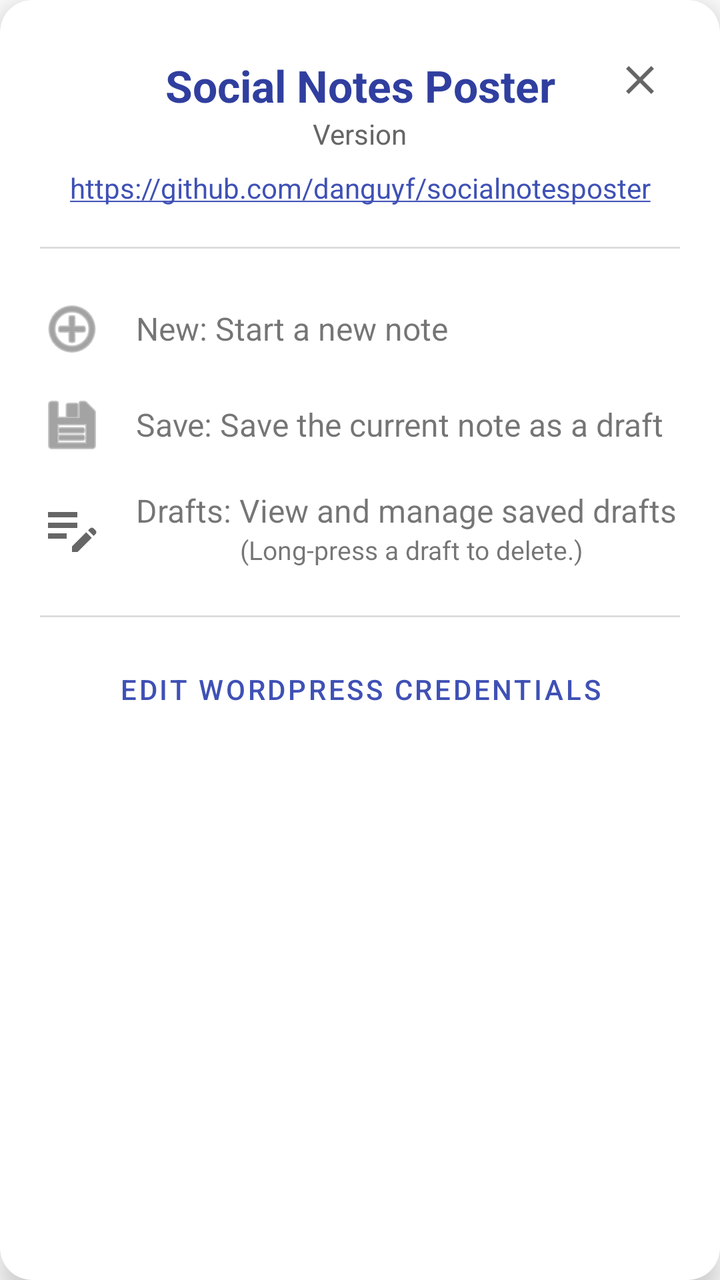
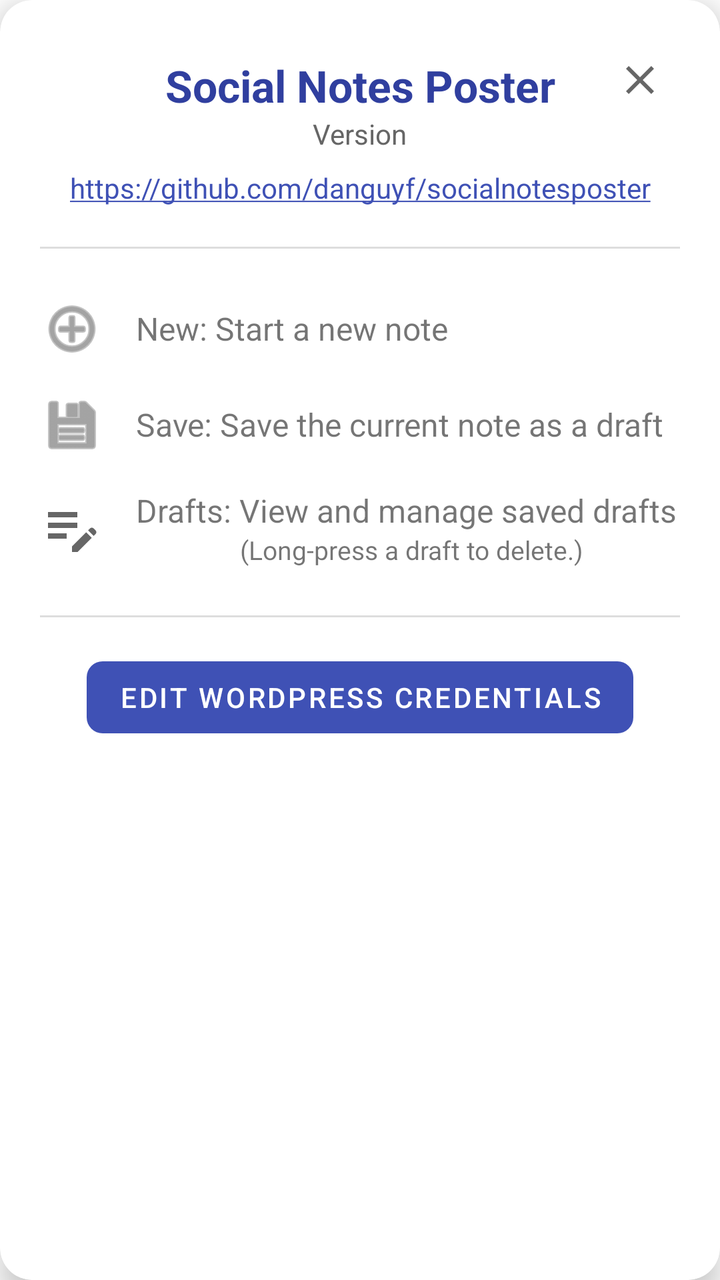

Two renders of the same Android screen: before a commit and after it. Below are the layout's source before the change and the commit's diff.
<!-- AndroidManifest.xml: application theme Theme.SocialNotesPoster -->
<!-- res/layout/dialog_help.xml -->
<?xml version="1.0" encoding="utf-8"?>
<com.google.android.material.card.MaterialCardView xmlns:android="http://schemas.android.com/apk/res/android"
    xmlns:app="http://schemas.android.com/apk/res-auto"
    android:layout_width="match_parent"
    android:layout_height="wrap_content"
    app:cardCornerRadius="16dp"
    app:cardElevation="8dp"
    android:layout_margin="24dp">

    <androidx.constraintlayout.widget.ConstraintLayout
        android:layout_width="match_parent"
        android:layout_height="wrap_content"
        android:padding="20dp">

        <ImageButton
            android:id="@+id/btnCloseHelp"
            android:layout_width="40dp"
            android:layout_height="40dp"
            android:background="?attr/selectableItemBackgroundBorderless"
            android:src="@drawable/ic_close_24"
            android:contentDescription="Close"
            app:layout_constraintTop_toTopOf="parent"
            app:layout_constraintEnd_toEndOf="parent" />

        <TextView
            android:id="@+id/tvAppName"
            android:layout_width="wrap_content"
            android:layout_height="wrap_content"
            android:text="@string/app_name"
            android:textSize="22sp"
            android:textStyle="bold"
            android:textColor="@color/app_name_text_color"
            app:layout_constraintTop_toTopOf="parent"
            app:layout_constraintStart_toStartOf="parent"
            app:layout_constraintEnd_toEndOf="parent"
            android:layout_marginTop="8dp"/>

        <TextView
            android:id="@+id/tvAppVersion"
            android:layout_width="wrap_content"
            android:layout_height="wrap_content"
            android:text="Version"
            android:textSize="14sp"
            android:textColor="#666666"
            app:layout_constraintTop_toBottomOf="@id/tvAppName"
            app:layout_constraintStart_toStartOf="parent"
            app:layout_constraintEnd_toEndOf="parent" />

        <TextView
            android:id="@+id/tvRepoLink"
            android:layout_width="wrap_content"
            android:layout_height="wrap_content"
            android:text="@string/app_repo_url"
            android:textColor="@color/indigo_500"
            android:textSize="14sp"
            android:layout_marginTop="8dp"
            android:autoLink="web"
            android:linksClickable="true"
            app:layout_constraintTop_toBottomOf="@id/tvAppVersion"
            app:layout_constraintStart_toStartOf="parent"
            app:layout_constraintEnd_toEndOf="parent" />

        <View
            android:id="@+id/divider"
            android:layout_width="match_parent"
            android:layout_height="1dp"
            android:background="#DDDDDD"
            android:layout_marginTop="20dp"
            app:layout_constraintTop_toBottomOf="@id/tvRepoLink" />

        <LinearLayout
            android:id="@+id/llHelpItems"
            android:layout_width="match_parent"
            android:layout_height="wrap_content"
            android:orientation="vertical"
            android:layout_marginTop="16dp"
            app:layout_constraintTop_toBottomOf="@id/divider">

            <LinearLayout
                android:layout_width="match_parent"
                android:layout_height="wrap_content"
                android:orientation="horizontal"
                android:gravity="center_vertical"
                android:paddingVertical="8dp">
                <ImageView
                    android:layout_width="32dp"
                    android:layout_height="32dp"
                    android:src="@android:drawable/ic_menu_add"
                    app:tint="?attr/colorControlNormal" />
                <TextView
                    android:layout_width="wrap_content"
                    android:layout_height="wrap_content"
                    android:text="@string/icon_new_desc"
                    android:layout_marginStart="16dp"
                    android:textSize="16sp"/>
            </LinearLayout>

            <LinearLayout
                android:layout_width="match_parent"
                android:layout_height="wrap_content"
                android:orientation="horizontal"
                android:gravity="center_vertical"
                android:paddingVertical="8dp">
                <ImageView
                    android:layout_width="32dp"
                    android:layout_height="32dp"
                    android:src="@android:drawable/ic_menu_save"
                    app:tint="?attr/colorControlNormal" />
                <TextView
                    android:layout_width="wrap_content"
                    android:layout_height="wrap_content"
                    android:text="@string/icon_save_desc"
                    android:layout_marginStart="16dp"
                    android:textSize="16sp"/>
            </LinearLayout>

            <LinearLayout
                android:layout_width="match_parent"
                android:layout_height="wrap_content"
                android:orientation="horizontal"
                android:gravity="center_vertical"
                android:paddingVertical="8dp">
                <ImageView
                    android:layout_width="32dp"
                    android:layout_height="32dp"
                    android:src="@drawable/baseline_edit_note_24"
                    app:tint="?attr/colorControlNormal" />
                <LinearLayout
                    android:layout_width="wrap_content"
                    android:layout_height="wrap_content"
                    android:orientation="vertical"
                    android:layout_marginStart="16dp">
                    <TextView
                        android:layout_width="wrap_content"
                        android:layout_height="wrap_content"
                        android:text="@string/icon_drafts_desc"
                        android:textSize="16sp"/>

                    <TextView
                        android:layout_width="wrap_content"
                        android:layout_height="wrap_content"
                        android:layout_marginStart="52dp"
                        android:text="@string/long_press_delete_hint"
                        android:textSize="13sp" />
                </LinearLayout>
            </LinearLayout>

        </LinearLayout>

        <View
            android:id="@+id/dividerBottom"
            android:layout_width="match_parent"
            android:layout_height="1dp"
            android:background="#DDDDDD"
            android:layout_marginTop="16dp"
            app:layout_constraintTop_toBottomOf="@id/llHelpItems" />

        <com.google.android.material.button.MaterialButton
            android:id="@+id/btnResetCredentials"
            style="@style/Widget.MaterialComponents.Button.TextButton"
            android:layout_width="wrap_content"
            android:layout_height="wrap_content"
            android:layout_marginTop="12dp"
            android:text="@string/reset_wp_credentials"
            app:layout_constraintBottom_toBottomOf="parent"
            app:layout_constraintEnd_toEndOf="parent"
            app:layout_constraintStart_toStartOf="parent"
            app:layout_constraintTop_toBottomOf="@id/dividerBottom" />

    </androidx.constraintlayout.widget.ConstraintLayout>

</com.google.android.material.card.MaterialCardView>
<!-- resources referenced by this layout -->
<resources>
  <color name="app_name_text_color">@color/indigo_700</color>
  <color name="indigo_500">#3F51B5</color>
  <!-- drawable baseline_edit_note_24 (drawable) -->
  <vector xmlns:android="http://schemas.android.com/apk/res/android"
      android:width="24dp"
      android:height="24dp"
      android:viewportWidth="24"
      android:viewportHeight="24"
      android:tint="?attr/colorControlNormal">
    <path
        android:fillColor="@android:color/white"
        android:pathData="M3,10h11v2H3V10zM3,8h11V6H3V8zM3,16h7v-2H3V16zM18.01,12.87l0.71,-0.71c0.39,-0.39 1.02,-0.39 1.41,0l0.71,0.71c0.39,0.39 0.39,1.02 0,1.41l-0.71,0.71L18.01,12.87zM17.3,13.58l-5.3,5.3V21h2.12l5.3,-5.3L17.3,13.58z"/>
  </vector>
  <!-- drawable ic_close_24 (drawable) -->
  <vector xmlns:android="http://schemas.android.com/apk/res/android"
      android:width="24dp"
      android:height="24dp"
      android:viewportWidth="24"
      android:viewportHeight="24"
      android:tint="?attr/colorControlNormal">
    <path
        android:fillColor="@android:color/white"
        android:pathData="M19,6.41L17.59,5,12,10.59,6.41,5,5,6.41,10.59,12,5,17.59,6.41,19,12,13.41,17.59,19,19,17.59,13.41,12z"/>
  </vector>
  <string name="app_name">Social Notes Poster</string>
  <string name="app_repo_url">https://github.com/danguyf/socialnotesposter</string>
  <string name="icon_drafts_desc">Drafts: View and manage saved drafts</string>
  <string name="icon_new_desc">New: Start a new note</string>
  <string name="icon_save_desc">Save: Save the current note as a draft</string>
  <string name="long_press_delete_hint">(Long-press a draft to delete.)</string>
  <string name="reset_wp_credentials">Edit WordPress credentials</string>
  <style name="Theme.SocialNotesPoster" parent="Theme.MaterialComponents.DayNight.DarkActionBar">
          
          <item name="colorPrimary">@color/indigo_500</item>
          <item name="colorPrimaryVariant">@color/indigo_700</item>
          <item name="colorOnPrimary">@color/white</item>
          
          <item name="colorSecondary">@color/indigo_500</item>
          <item name="colorOnSecondary">@color/white</item>
          
          <item name="android:statusBarColor">?attr/colorPrimaryVariant</item>
          <item name="android:windowLightStatusBar" tools:targetApi="m">false</item>
      </style>
  <color name="indigo_700">#303F9F</color>
  <color name="white">#FFFFFFFF</color>
</resources>

<!-- the commit's change to res/layout/dialog_help.xml (unified diff, before → after) -->
@@ -157,11 +157,14 @@
 
         <com.google.android.material.button.MaterialButton
             android:id="@+id/btnResetCredentials"
-            style="@style/Widget.MaterialComponents.Button.TextButton"
+            style="@style/Widget.MaterialComponents.Button.UnelevatedButton"
             android:layout_width="wrap_content"
             android:layout_height="wrap_content"
-            android:layout_marginTop="12dp"
+            android:layout_marginTop="16dp"
             android:text="@string/reset_wp_credentials"
+            android:textColor="@android:color/white"
+            app:backgroundTint="@color/indigo_500"
+            app:cornerRadius="8dp"
             app:layout_constraintBottom_toBottomOf="parent"
             app:layout_constraintEnd_toEndOf="parent"
             app:layout_constraintStart_toStartOf="parent"
